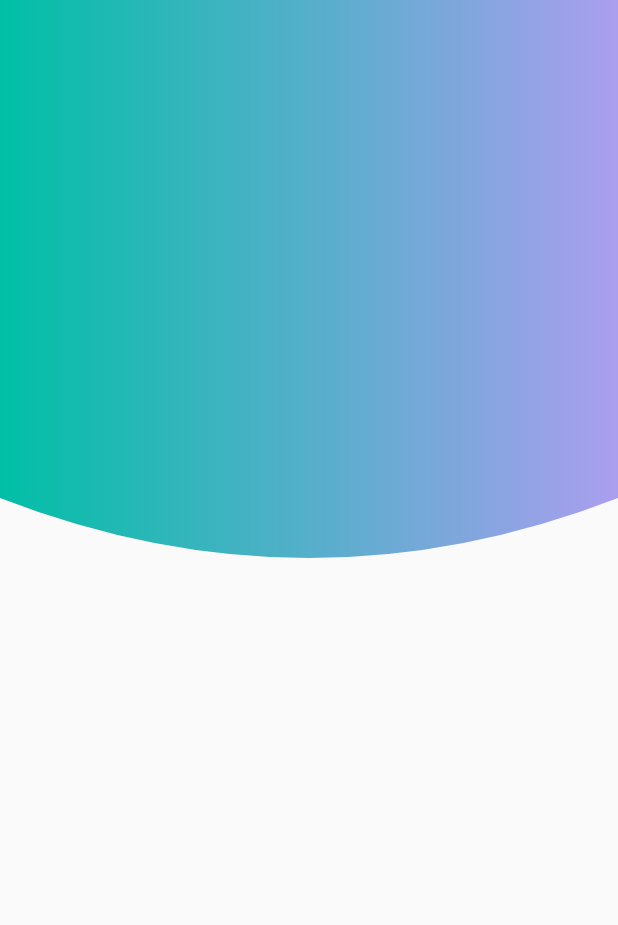
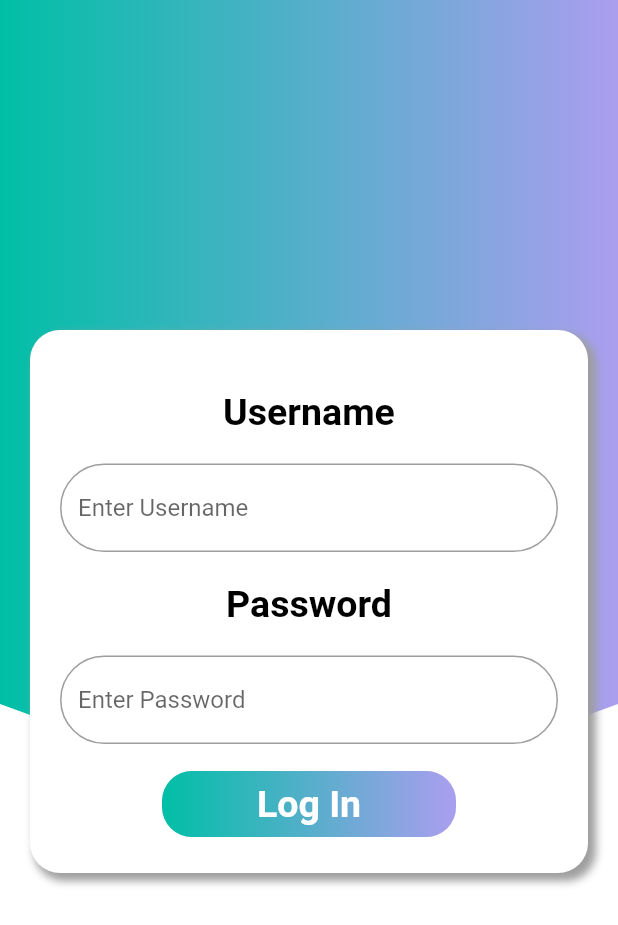
Before and after one commit to shreyans-codes/avecgroupapp, a Flutter app: the screen it shows after launch, on a phone screen of 412 x 824 dp. Shown: the top 925 px of the screen. Run offline on Flutter 3.47's test engine with Material 2 defaults, Android fonts, the phone set to English and light mode, and no system bars; drawn by our look-alikes of gradient_widgets.

Commit message:
login screen started

```diff
--- a/lib/main.dart
+++ b/lib/main.dart
@@ -1,3 +1,4 @@
+import 'package:avecgroupapp/ui/ourTheme.dart';
 import 'package:flutter/material.dart';
 import 'screens/login/login.dart';
 void main() {
@@ -9,6 +10,7 @@ class MyApp extends StatelessWidget {
   Widget build(BuildContext context) {
     return MaterialApp(
       debugShowCheckedModeBanner: false,
+      theme: OurTheme().buildTheme(),
       home: LogIn(),
     );
   }
--- a/lib/screens/login/login.dart
+++ b/lib/screens/login/login.dart
@@ -1,3 +1,5 @@
+import 'package:avecgroupapp/screens/login/loginForm.dart';
+import 'package:avecgroupapp/ui/colors.dart';
 import 'package:flutter/material.dart';
 import 'package:avecgroupapp/widgets/clipper.dart';
 
@@ -5,23 +7,16 @@ class LogIn extends StatelessWidget {
   @override
   Widget build(BuildContext context) {
     return Scaffold(
-      body: Column(
+      body: Stack(
         children: <Widget>[
-
-            ClipPath(
-            clipper: MyClipper(),
-            child: Container(
-              width: double.infinity,
-              height: MediaQuery.of(context).size.height / 2,
-              decoration: BoxDecoration(
-                  gradient: LinearGradient(
-                colors: [
-                  Color.fromARGB(255, 0, 191, 166),
-                  Color.fromARGB(255, 171, 158, 239)
-                ],
-                begin: Alignment.topLeft,
-                end: Alignment.topRight,
-              )),
+          CustomBackgroundDrop(),
+          Padding(
+            padding: const EdgeInsets.only(
+              top: 200.0,
+            ),
+            child: ListView(
+              padding: EdgeInsets.all(20.0),
+              children: <Widget>[OurLoginForm()],
             ),
           ),
         ],
@@ -29,3 +24,23 @@ class LogIn extends StatelessWidget {
     );
   }
 }
+
+class CustomBackgroundDrop extends StatelessWidget {
+  const CustomBackgroundDrop({
+    Key key,
+  }) : super(key: key);
+
+  @override
+  Widget build(BuildContext context) {
+    return ClipPath(
+      clipper: MyClipper(),
+      child: Container(
+        width: double.infinity,
+        height: MediaQuery.of(context).size.height / 1.5,
+        decoration: BoxDecoration(
+          gradient: commonGradient,
+        ),
+      ),
+    );
+  }
+}
--- /dev/null
+++ b/lib/screens/login/loginForm.dart
@@ -0,0 +1,60 @@
+import 'package:avecgroupapp/ui/colors.dart';
+import 'package:avecgroupapp/ui/textStyles.dart';
+import 'package:avecgroupapp/widgets/ourContainer.dart';
+import 'package:flutter/material.dart';
+import 'package:gradient_widgets/gradient_widgets.dart';
+
+class OurLoginForm extends StatelessWidget {
+  @override
+  Widget build(BuildContext context) {
+    return OurContainer(
+      child: Column(
+        mainAxisAlignment: MainAxisAlignment.center,
+        crossAxisAlignment: CrossAxisAlignment.center,
+        children: <Widget>[
+          Padding(
+            padding: EdgeInsets.symmetric(
+              vertical: 20.0,
+              horizontal: 8.0,
+            ),
+            child: Text(
+              "Username",
+              style: loginStyle1,
+            ),
+          ),
+          TextFormField(
+            decoration: InputDecoration(hintText: "Enter Username"),
+          ),
+          Padding(
+            padding: EdgeInsets.symmetric(
+              vertical: 20.0,
+              horizontal: 8.0,
+            ),
+            child: Text(
+              "Password",
+              style: loginStyle1,
+            ),
+          ),
+          TextFormField(
+            decoration: InputDecoration(hintText: "Enter Password"),
+          ),
+          Padding(
+            padding: const EdgeInsets.only(
+              top: 14.0
+            ),
+            child: GradientButton(
+              increaseHeightBy: 8.0,
+              increaseWidthBy: 108.0,
+              callback: () {},
+            child: Text(
+              "Log In",
+              style: buttonStyle1,
+            ),
+            elevation: 0.0,
+            gradient: commonGradient,),
+          )
+        ],
+      ),
+    );
+  }
+}
--- /dev/null
+++ b/lib/ui/colors.dart
@@ -0,0 +1,12 @@
+import 'package:flutter/material.dart';
+
+var borderColor = Color.fromARGB(255, 112, 112, 112);
+var globalPurple = Color.fromARGB(255, 130, 133, 212);
+var commonGradient = LinearGradient(
+  colors: [
+    Color.fromARGB(255, 0, 191, 166),
+    Color.fromARGB(255, 171, 158, 239)
+  ],
+  begin: Alignment.topLeft,
+  end: Alignment.topRight,
+);
--- /dev/null
+++ b/lib/ui/ourTheme.dart
@@ -0,0 +1,23 @@
+import 'package:flutter/material.dart';
+import 'colors.dart';
+class OurTheme{
+  ThemeData buildTheme() {
+    return ThemeData(
+      canvasColor: Colors.white,
+      inputDecorationTheme: InputDecorationTheme(
+        border: OutlineInputBorder(
+          borderRadius: BorderRadius.circular(30.0),
+          borderSide: BorderSide(
+            color: borderColor,
+          ),
+        ),
+        focusedBorder: OutlineInputBorder(
+          borderRadius: BorderRadius.circular(30.0),
+          borderSide: BorderSide(
+            color: globalPurple,
+          ),
+        ),
+      ),
+    );
+  }
+}
--- /dev/null
+++ b/lib/ui/textStyles.dart
@@ -0,0 +1,13 @@
+import 'package:flutter/material.dart';
+
+var loginStyle1 = TextStyle(
+  color: Colors.black,
+  fontSize: 25.0,
+  fontWeight: FontWeight.bold
+);
+
+var buttonStyle1 = TextStyle(
+  color: Colors.white,
+  fontSize: 25.0,
+  fontWeight: FontWeight.bold
+);
--- /dev/null
+++ b/lib/widgets/ourContainer.dart
@@ -0,0 +1,25 @@
+import 'package:flutter/material.dart';
+class OurContainer extends StatelessWidget {
+  final Widget child;
+
+  const OurContainer({Key key, this.child}) : super(key: key);
+  @override
+  Widget build(BuildContext context) {
+    return Container(
+      padding: EdgeInsets.all(20.0),
+      decoration: BoxDecoration(
+        color: Colors.white,
+        borderRadius: BorderRadius.circular(20.0),
+        boxShadow: [
+          BoxShadow(
+            color: Colors.grey,
+            blurRadius: 4.0,
+            spreadRadius: 1.0,
+            offset: Offset(4.0, 4.0)
+          )
+        ]
+      ),
+      child: child,
+    );
+  }
+}
--- a/pubspec.yaml
+++ b/pubspec.yaml
@@ -20,6 +20,7 @@ dependencies:
   flutter:
     sdk: flutter
   bloc: ^3.0.0
+  gradient_widgets: ^0.5.2
 
   # The following adds the Cupertino Icons font to your application.
   # Use with the CupertinoIcons class for iOS style icons.
@@ -42,9 +43,8 @@ flutter:
   uses-material-design: true
 
   # To add assets to your application, add an assets section, like this:
-  # assets:
-  #  - images/a_dot_burr.jpeg
-  #  - images/a_dot_ham.jpeg
+  assets:
+   - assets/images/jaipur.jpg
 
   # An image asset can refer to one or more resolution-specific "variants", see
   # https://flutter.dev/assets-and-images/#resolution-aware.
```
Also changed, not shown: assets/images/jaipur.jpg (added), pubspec.lock.
